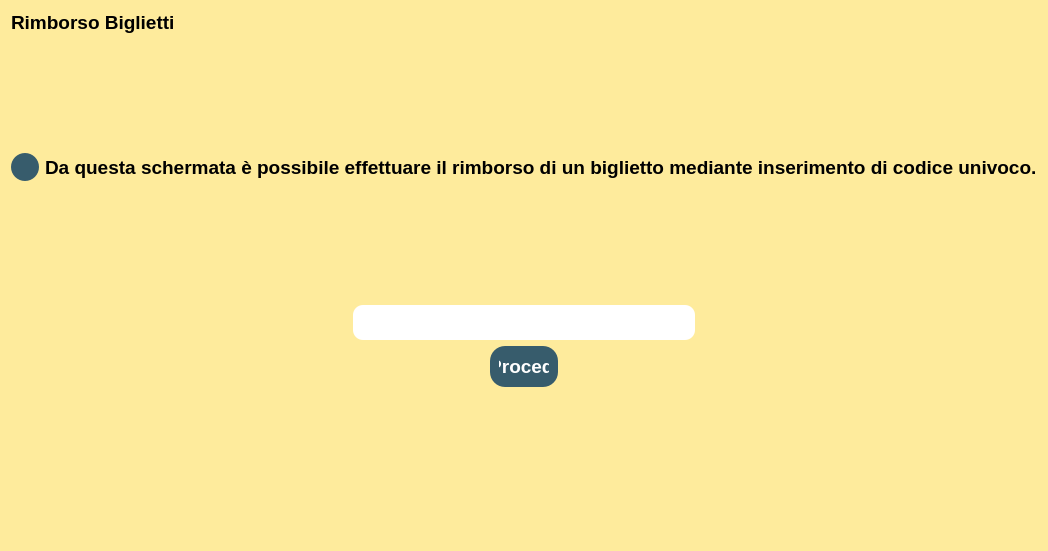
Above: biglietteria/rimborso/view/Rimborso.ui from StracciaMatteo/GestioneCinema before the change. Below: the same form after it.
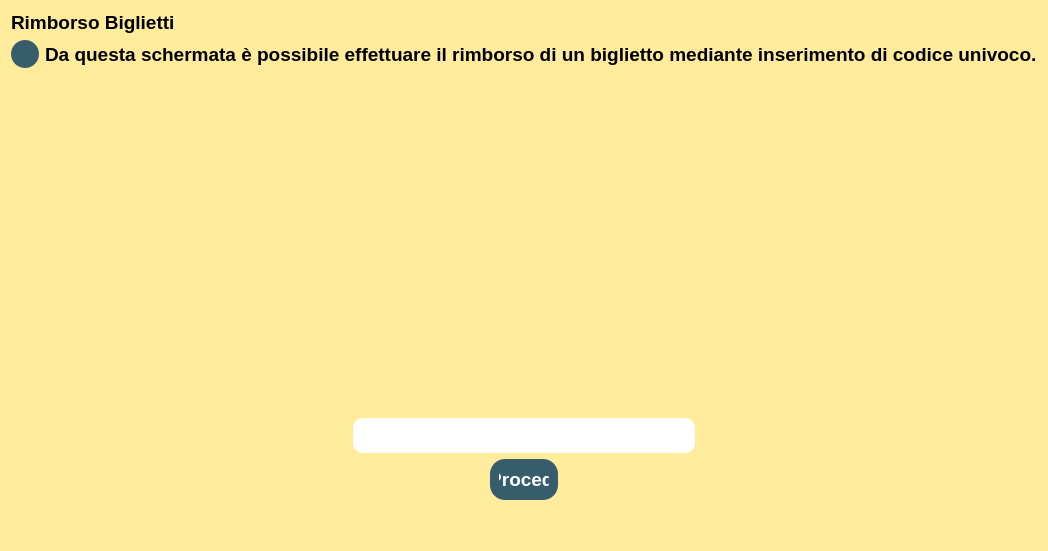
That is the form after the change. Icons and pictures are not drawn.

What changed in the file:
```diff
--- a/biglietteria/rimborso/view/Rimborso.ui
+++ b/biglietteria/rimborso/view/Rimborso.ui
@@ -167,6 +167,12 @@
   <layout class="QVBoxLayout" name="verticalLayout">
    <item>
     <widget class="QLabel" name="label">
+     <property name="maximumSize">
+      <size>
+       <width>580</width>
+       <height>23</height>
+      </size>
+     </property>
      <property name="font">
       <font>
        <pointsize>14</pointsize>
@@ -179,19 +185,6 @@
      </property>
     </widget>
    </item>
-   <item>
-    <spacer name="verticalSpacer">
-     <property name="orientation">
-      <enum>Qt::Vertical</enum>
-     </property>
-     <property name="sizeHint" stdset="0">
-      <size>
-       <width>20</width>
-       <height>40</height>
-      </size>
-     </property>
-    </spacer>
-   </item>
    <item>
     <layout class="QHBoxLayout" name="horizontalLayout_3">
      <property name="bottomMargin">
@@ -254,6 +247,19 @@
      </item>
     </layout>
    </item>
+   <item>
+    <spacer name="verticalSpacer_6">
+     <property name="orientation">
+      <enum>Qt::Vertical</enum>
+     </property>
+     <property name="sizeHint" stdset="0">
+      <size>
+       <width>20</width>
+       <height>40</height>
+      </size>
+     </property>
+    </spacer>
+   </item>
    <item>
     <layout class="QHBoxLayout" name="horizontalLayout">
      <property name="bottomMargin">
@@ -426,19 +432,6 @@
      </property>
     </spacer>
    </item>
-   <item>
-    <spacer name="verticalSpacer_2">
-     <property name="orientation">
-      <enum>Qt::Vertical</enum>
-     </property>
-     <property name="sizeHint" stdset="0">
-      <size>
-       <width>20</width>
-       <height>40</height>
-      </size>
-     </property>
-    </spacer>
-   </item>
   </layout>
  </widget>
  <resources/>
```
